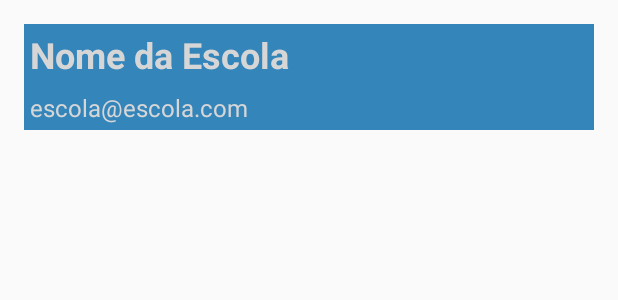
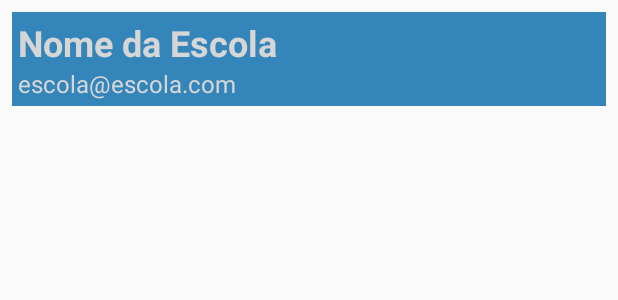
Before and after one commit to batutista/EscolAPPv2, an Android app: the layout list_escolas.xml on its own in the app's theme, with its tools: preview values and no code run, on a phone screen of 412 x 824 dp. Shown: the top 300 px of the screen. Run offline under Robolectric (Android 15) with nearby library versions, the phone set to English and light mode, and no system bars.

Commit message:
Correção do Lista Escolas(Recycler View).
Adicionado nova atividade (MostraEscola).

```diff
--- a/app/build.gradle
+++ b/app/build.gradle
@@ -52,4 +52,5 @@ dependencies {
 
 
 
+
 apply plugin: 'com.google.gms.google-services'
--- a/app/src/main/AndroidManifest.xml
+++ b/app/src/main/AndroidManifest.xml
@@ -74,7 +74,8 @@
         <activity
             android:name=".Atividades.ListaEscolas"
             android:label="Lista de Escolas" />
-        <activity android:name=".Atividades.EditarPerfil"></activity>
+        <activity android:name=".Atividades.EditarPerfil" />
+        <activity android:name=".Atividades.MostraEscola"></activity>
     </application>
 
 </manifest>
--- a/app/src/main/java/br/com/italoqueiroz/escolapp/Atividades/MapasEscolas.java
+++ b/app/src/main/java/br/com/italoqueiroz/escolapp/Atividades/MapasEscolas.java
@@ -40,7 +40,7 @@ public class MapasEscolas extends FragmentActivity implements OnMapReadyCallback
     public void onMapReady(GoogleMap googleMap) {
         mMap = googleMap;
 
-        // Add a marker in Sydney and move the camera
+        // Add a marker in IESB and move the camera
         LatLng iesb = new LatLng(-15.8347169,-47.9141144);
         mMap.addMarker(new MarkerOptions().position(iesb).title("IESB ASA SUL"));
         mMap.moveCamera(CameraUpdateFactory.newLatLng(iesb));
--- a/app/src/main/java/br/com/italoqueiroz/escolapp/Classes/EscolaAdapter.java
+++ b/app/src/main/java/br/com/italoqueiroz/escolapp/Classes/EscolaAdapter.java
@@ -51,6 +51,7 @@ public class EscolaAdapter extends ArrayAdapter<Escola> {
         nomeEscola.setText(currentEscola.getNome());
         emailEscola.setText(currentEscola.getEmail());
 
+
         return listItemView;
     }
 }
--- a/app/src/main/res/layout/list_escolas.xml
+++ b/app/src/main/res/layout/list_escolas.xml
@@ -1,43 +1,34 @@
 <?xml version="1.0" encoding="utf-8"?>
-<LinearLayout xmlns:android="http://schemas.android.com/apk/res/android"
+<RelativeLayout xmlns:android="http://schemas.android.com/apk/res/android"
     xmlns:app="http://schemas.android.com/apk/res-auto"
     xmlns:tools="http://schemas.android.com/tools"
     android:id="@+id/list"
     android:orientation="vertical"
     android:layout_width="match_parent"
-    android:layout_height="match_parent"
-    android:padding="16dp">
+    android:layout_height="wrap_content"
+    android:layout_margin="8dp">
 
     <LinearLayout
         android:layout_width="match_parent"
         android:layout_height="wrap_content"
         android:background="@color/azul_card_background"
-        android:orientation="vertical">
-
-        <LinearLayout
-            android:layout_width="match_parent"
-            android:layout_height="wrap_content"
-            android:orientation="horizontal"
+        android:orientation="vertical"
         android:padding="4dp">
 
         <TextView
             android:id="@+id/nome_da_escola"
-                android:layout_width="wrap_content"
+            android:layout_width="match_parent"
             android:layout_height="wrap_content"
-                android:layout_weight="1"
             android:textColor="@color/com_facebook_button_background_color_focused"
             android:textSize="24sp"
             android:textStyle="bold"
             tools:text="Nome da Escola " />
 
-
-        </LinearLayout>
-
         <TextView
             android:id="@+id/email_da_escola"
             android:layout_width="match_parent"
             android:layout_height="wrap_content"
-            android:padding="4dp"
+
             android:textColor="@color/com_facebook_button_background_color_focused"
             android:textSize="16dp"
             tools:text="escola@escola.com" />
@@ -48,5 +39,4 @@
 
 
 
-
-</LinearLayout>
+</RelativeLayout>
--- a/app/src/main/res/values/colors.xml
+++ b/app/src/main/res/values/colors.xml
@@ -2,6 +2,6 @@
 <resources>
     <color name="colorPrimary">#3f51b5</color>
     <color name="colorPrimaryDark">#dedee1</color>
-    <color name="colorAccent">#FF4081</color>
+    <color name="colorAccent">#ff4081</color>
     <color name="azul_card_background">#3485ba</color>
 </resources>
```
Also changed, not shown: app/src/main/java/br/com/italoqueiroz/escolapp/Atividades/ListaEscolas.java (+45 -3 lines), app/src/main/java/br/com/italoqueiroz/escolapp/Atividades/MostraEscola.java (added, +32 -0 lines), app/src/main/java/br/com/italoqueiroz/escolapp/Classes/ClickRecyclerView_Interface.java (added, +10 -0 lines), app/src/main/java/br/com/italoqueiroz/escolapp/Classes/EscolaRecyclerAdapter.java (added, +70 -0 lines), app/src/main/res/layout/activity_lista_escolas.xml (+11 -2 lines), app/src/main/res/layout/activity_mostra_escola.xml (added, +44 -0 lines). Lines whose indentation alone changed are shown as unchanged.
